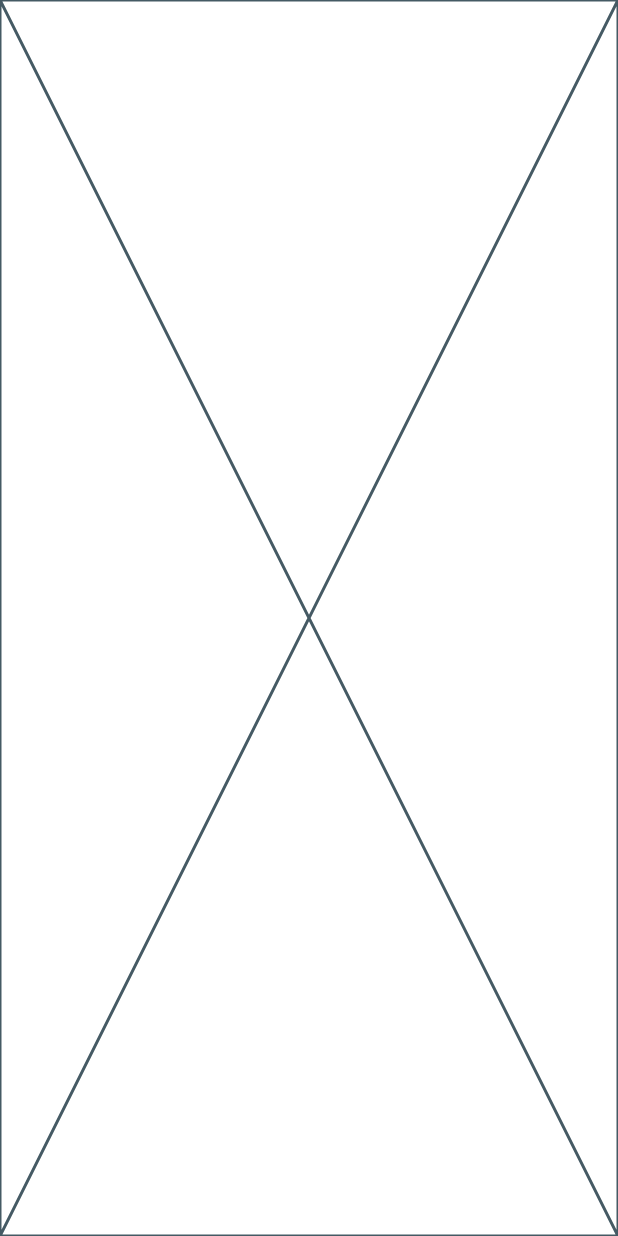
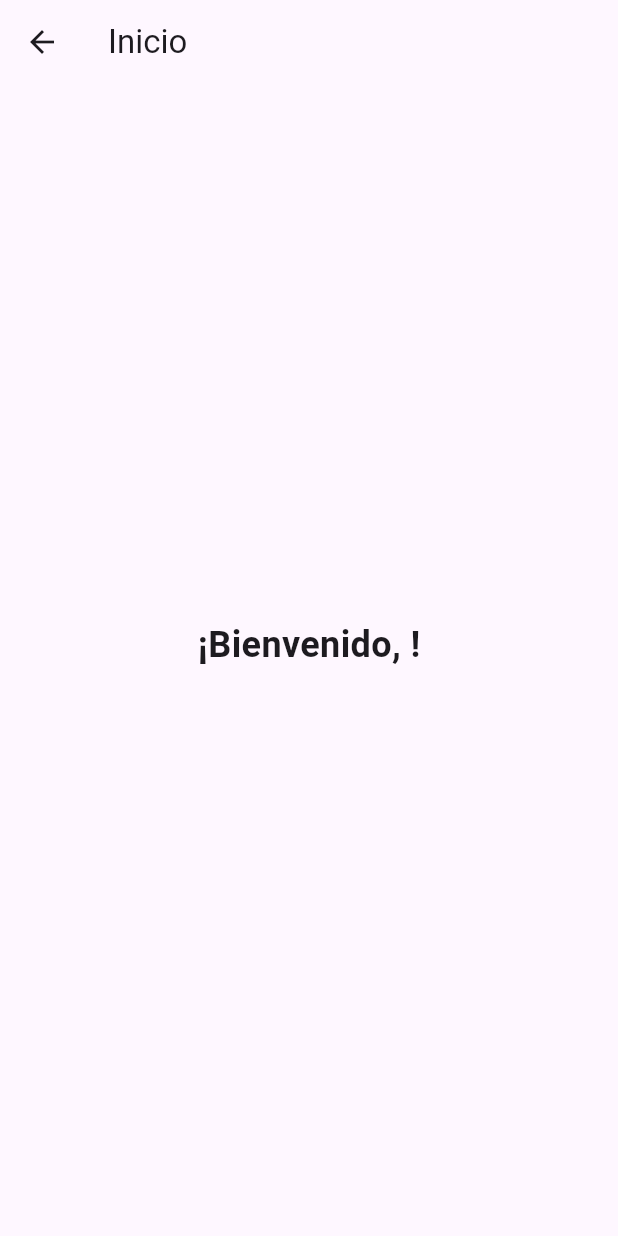
Before and after one commit to PabloCorrera/ProyectoFinalG1, a Flutter app: the UserRegister screen opened by its route, after a tap on "Confirmar", on a phone screen of 412 x 824 dp. Run offline on Flutter 3.47's test engine with Material 3 defaults, Android fonts, the phone set to English and light mode, and no system bars; our stand-ins replace cloud_firestore, firebase_auth, firebase_core, font_awesome_flutter, go_router, google_sign_in; accounts and stored records are empty; network calls fail.

Commit message:
Pasando email como parametro a vist de usuario, UsuarioHome

```diff
--- a/proyecto_final/lib/core/router.dart
+++ b/proyecto_final/lib/core/router.dart
@@ -1,3 +1,4 @@
+import 'package:proyecto_final/entities/user.dart';
 import 'package:proyecto_final/pages/garage_home.dart';
 import 'package:proyecto_final/pages/garage_register.dart';
 import 'package:proyecto_final/pages/login_register_page.dart';
@@ -30,11 +31,12 @@ final appRouter = GoRouter(routes: [
     builder: (context, state) => GarageRegister(),
   ),
 
-     GoRoute(
-    name: UsuarioHome.name,
-    path: '/usuarioHome',
-    builder: (context, state) => const UsuarioHome(),
-  ),
+GoRoute(
+  name: UsuarioHome.name,
+  path: '/usuarioHome',
+  builder: (context, state) => UsuarioHome(userMail: state.extra as String),
+),
+
 
        GoRoute(
     name: GarageHome.name,
--- a/proyecto_final/lib/pages/login_register_page.dart
+++ b/proyecto_final/lib/pages/login_register_page.dart
@@ -30,9 +30,13 @@ class _LoginPageState extends State<LoginPage> {
     try {
       await Auth().signInWithEmailAndPassword(
           email: _controllerEmail.text, password: _controllerPassword.text);
-      bool registrado = await _databaseService.validarUsuario(_controllerEmail.text);
+      bool registrado =
+          await _databaseService.validarUsuario(_controllerEmail.text);
       if (context.mounted && registrado) {
-        context.pushNamed(UsuarioHome.name);
+        context.pushNamed(
+          UsuarioHome.name,
+          extra: _controllerEmail.text, // Pasando el objeto user como argumento
+        );
       } else {
         context.pushNamed(HomePage.name);
       }
@@ -71,7 +75,7 @@ class _LoginPageState extends State<LoginPage> {
     }
   }
 
-    Widget _title(){
+  Widget _title() {
     return const Text('Bienvenido a We Park');
   }
 
--- a/proyecto_final/lib/pages/user_register.dart
+++ b/proyecto_final/lib/pages/user_register.dart
@@ -48,7 +48,10 @@ Widget _submitButton(BuildContext context) {
         email: userMail,
       );
       _databaseService.addUser(user);
-      context.pushNamed(UsuarioHome.name);
+      context.pushNamed(
+        UsuarioHome.name,
+        extra: userMail, // Pasando el objeto user como argumento
+      );
     },
     child: Text('Confirmar'),
   );
--- a/proyecto_final/lib/pages/usuario_home.dart
+++ b/proyecto_final/lib/pages/usuario_home.dart
@@ -1,11 +1,33 @@
 import 'package:flutter/material.dart';
 
 class UsuarioHome extends StatelessWidget {
-  const UsuarioHome({super.key});
+  final String userMail;
+
+  const UsuarioHome({Key? key, required this.userMail}) : super(key: key);
   static const String name = 'usuarioHome';
 
   @override
   Widget build(BuildContext context) {
-    return const Placeholder();
+    return Scaffold(
+      appBar: AppBar(
+        title: Text('Inicio'),
+      ),
+      body: Center(
+        child: Column(
+          mainAxisAlignment: MainAxisAlignment.center,
+          children: [
+            Text(
+              '¡Bienvenido, $userMail!',
+              style: TextStyle(
+                fontSize: 24,
+                fontWeight: FontWeight.bold,
+              ),
+            ),
+            SizedBox(height: 20),
+            // Puedes agregar más widgets aquí si es necesario
+          ],
+        ),
+      ),
+    );
   }
 }
```
